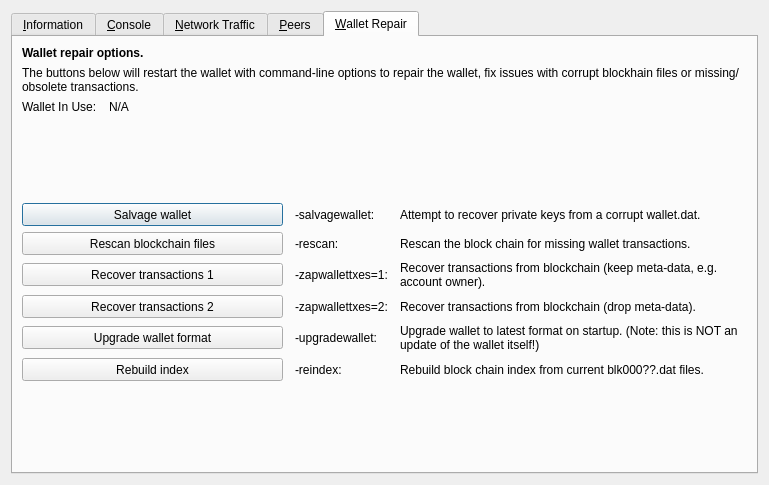
admecoin/bitcoinpay, file src/qt/forms/rpcconsole.ui: the form before one commit.
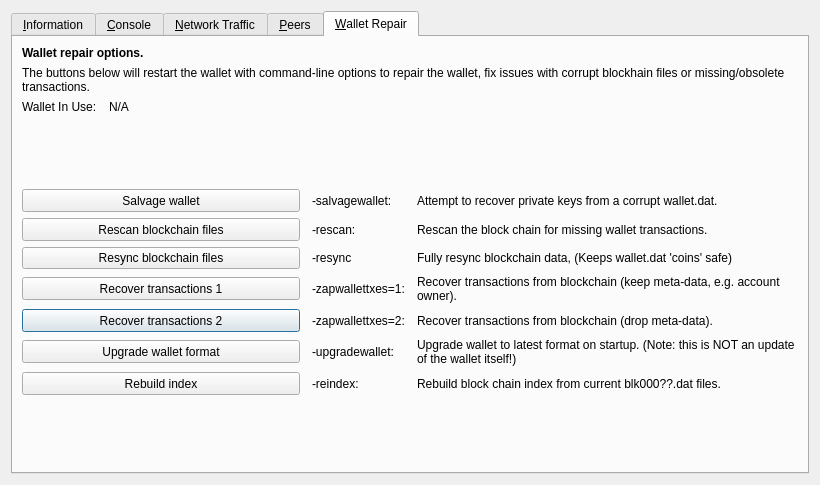
The form after the commit. The open tabs and pages were chosen to show the change. Icons and pictures are not drawn. Custom widgets are drawn as their Qt base class.

Commit message: Feature: add new blockchain resync function

The edit to the form file:
```diff
--- a/src/qt/forms/rpcconsole.ui
+++ b/src/qt/forms/rpcconsole.ui
@@ -6,7 +6,7 @@
    <rect>
     <x>0</x>
     <y>0</y>
-    <width>769</width>
+    <width>820</width>
     <height>485</height>
    </rect>
   </property>
@@ -1072,6 +1072,119 @@
        <property name="horizontalSpacing">
         <number>12</number>
        </property>
+       <item row="7" column="3">
+        <widget class="QLabel" name="label_repair_zap1">
+         <property name="text">
+          <string>Recover transactions from blockchain (keep meta-data, e.g. account owner).</string>
+         </property>
+         <property name="wordWrap">
+          <bool>true</bool>
+         </property>
+        </widget>
+       </item>
+       <item row="8" column="0" colspan="2">
+        <widget class="QPushButton" name="btn_zapwallettxes2">
+         <property name="minimumSize">
+          <size>
+           <width>100</width>
+           <height>23</height>
+          </size>
+         </property>
+         <property name="text">
+          <string>Recover transactions 2</string>
+         </property>
+        </widget>
+       </item>
+       <item row="8" column="2">
+        <widget class="QLabel" name="label_repair_zap2_command">
+         <property name="text">
+          <string notr="true">-zapwallettxes=2:</string>
+         </property>
+        </widget>
+       </item>
+       <item row="8" column="3">
+        <widget class="QLabel" name="label_repair_zap2">
+         <property name="text">
+          <string>Recover transactions from blockchain (drop meta-data).</string>
+         </property>
+         <property name="wordWrap">
+          <bool>true</bool>
+         </property>
+        </widget>
+       </item>
+       <item row="9" column="0" colspan="2">
+        <widget class="QPushButton" name="btn_upgradewallet">
+         <property name="minimumSize">
+          <size>
+           <width>100</width>
+           <height>23</height>
+          </size>
+         </property>
+         <property name="text">
+          <string>Upgrade wallet format</string>
+         </property>
+        </widget>
+       </item>
+       <item row="9" column="2">
+        <widget class="QLabel" name="label_repair_upgrade_command">
+         <property name="text">
+          <string notr="true">-upgradewallet:</string>
+         </property>
+        </widget>
+       </item>
+       <item row="9" column="3">
+        <widget class="QLabel" name="label_repair_upgrade">
+         <property name="text">
+          <string>Upgrade wallet to latest format on startup. (Note: this is NOT an update of the wallet itself!)</string>
+         </property>
+         <property name="wordWrap">
+          <bool>true</bool>
+         </property>
+        </widget>
+       </item>
+       <item row="10" column="0" colspan="2">
+        <widget class="QPushButton" name="btn_reindex">
+         <property name="minimumSize">
+          <size>
+           <width>100</width>
+           <height>23</height>
+          </size>
+         </property>
+         <property name="text">
+          <string>Rebuild index</string>
+         </property>
+        </widget>
+       </item>
+       <item row="10" column="2">
+        <widget class="QLabel" name="label_repair_reindex_command">
+         <property name="text">
+          <string notr="true">-reindex:</string>
+         </property>
+        </widget>
+       </item>
+       <item row="10" column="3">
+        <widget class="QLabel" name="label_repair_reindex">
+         <property name="text">
+          <string>Rebuild block chain index from current blk000??.dat files.</string>
+         </property>
+         <property name="wordWrap">
+          <bool>true</bool>
+         </property>
+        </widget>
+       </item>
+       <item row="11" column="0">
+        <spacer name="verticalSpacer_repair2">
+         <property name="orientation">
+          <enum>Qt::Vertical</enum>
+         </property>
+         <property name="sizeHint" stdset="0">
+          <size>
+           <width>20</width>
+           <height>10</height>
+          </size>
+         </property>
+        </spacer>
+       </item>
        <item row="0" column="0" colspan="4">
         <widget class="QLabel" name="label_repair_header">
          <property name="font">
@@ -1197,7 +1310,7 @@
          </property>
         </widget>
        </item>
-       <item row="6" column="0" colspan="2">
+       <item row="7" column="0" colspan="2">
         <widget class="QPushButton" name="btn_zapwallettxes1">
          <property name="minimumSize">
           <size>
@@ -1210,126 +1323,34 @@
          </property>
         </widget>
        </item>
-       <item row="6" column="2">
+       <item row="7" column="2">
         <widget class="QLabel" name="label_repair_zap1_command">
          <property name="text">
           <string notr="true">-zapwallettxes=1:</string>
          </property>
         </widget>
        </item>
+       <item row="6" column="0" colspan="2">
+        <widget class="QPushButton" name="btn_resync">
+         <property name="text">
+          <string>Resync blockchain files</string>
+         </property>
+        </widget>
+       </item>
+       <item row="6" column="2">
+        <widget class="QLabel" name="label_2">
+         <property name="text">
+          <string>-resync</string>
+         </property>
+        </widget>
+       </item>
        <item row="6" column="3">
-        <widget class="QLabel" name="label_repair_zap1">
+        <widget class="QLabel" name="label_3">
          <property name="text">
-          <string>Recover transactions from blockchain (keep meta-data, e.g. account owner).</string>
+          <string>Fully resync blockchain data, (Keeps wallet.dat 'coins' safe)</string>
          </property>
-         <property name="wordWrap">
-          <bool>true</bool>
-         </property>
         </widget>
        </item>
-       <item row="7" column="0" colspan="2">
-        <widget class="QPushButton" name="btn_zapwallettxes2">
-         <property name="minimumSize">
-          <size>
-           <width>100</width>
-           <height>23</height>
-          </size>
-         </property>
-         <property name="text">
-          <string>Recover transactions 2</string>
-         </property>
-        </widget>
-       </item>
-       <item row="7" column="2">
-        <widget class="QLabel" name="label_repair_zap2_command">
-         <property name="text">
-          <string notr="true">-zapwallettxes=2:</string>
-         </property>
-        </widget>
-       </item>
-       <item row="7" column="3">
-        <widget class="QLabel" name="label_repair_zap2">
-         <property name="text">
-          <string>Recover transactions from blockchain (drop meta-data).</string>
-         </property>
-         <property name="wordWrap">
-          <bool>true</bool>
-         </property>
-        </widget>
-       </item>
-       <item row="8" column="0" colspan="2">
-        <widget class="QPushButton" name="btn_upgradewallet">
-         <property name="minimumSize">
-          <size>
-           <width>100</width>
-           <height>23</height>
-          </size>
-         </property>
-         <property name="text">
-          <string>Upgrade wallet format</string>
-         </property>
-        </widget>
-       </item>
-       <item row="8" column="2">
-        <widget class="QLabel" name="label_repair_upgrade_command">
-         <property name="text">
-          <string notr="true">-upgradewallet:</string>
-         </property>
-        </widget>
-       </item>
-       <item row="8" column="3">
-        <widget class="QLabel" name="label_repair_upgrade">
-         <property name="text">
-          <string>Upgrade wallet to latest format on startup. (Note: this is NOT an update of the wallet itself!)</string>
-         </property>
-         <property name="wordWrap">
-          <bool>true</bool>
-         </property>
-        </widget>
-       </item>
-       <item row="9" column="0" colspan="2">
-        <widget class="QPushButton" name="btn_reindex">
-         <property name="minimumSize">
-          <size>
-           <width>100</width>
-           <height>23</height>
-          </size>
-         </property>
-         <property name="text">
-          <string>Rebuild index</string>
-         </property>
-        </widget>
-       </item>
-       <item row="9" column="2">
-        <widget class="QLabel" name="label_repair_reindex_command">
-         <property name="text">
-          <string notr="true">-reindex:</string>
-         </property>
-        </widget>
-       </item>
-       <item row="9" column="3">
-        <widget class="QLabel" name="label_repair_reindex">
-         <property name="text">
-          <string>Rebuild block chain index from current blk000??.dat files.</string>
-         </property>
-         <property name="wordWrap">
-          <bool>true</bool>
-         </property>
-        </widget>
-       </item>
-       <item row="10" column="0">
-        <spacer name="verticalSpacer_repair2">
-         <property name="orientation">
-          <enum>Qt::Vertical</enum>
-         </property>
-         <property name="sizeHint" stdset="0">
-          <size>
-           <width>20</width>
-           <height>10</height>
-          </size>
-         </property>
-        </spacer>
-       </item>
       </layout>
      </widget>
     </widget>
```
Left out of the diff: 2 changed lines with no effect on the pictures. The commit also changes 3 other files.
